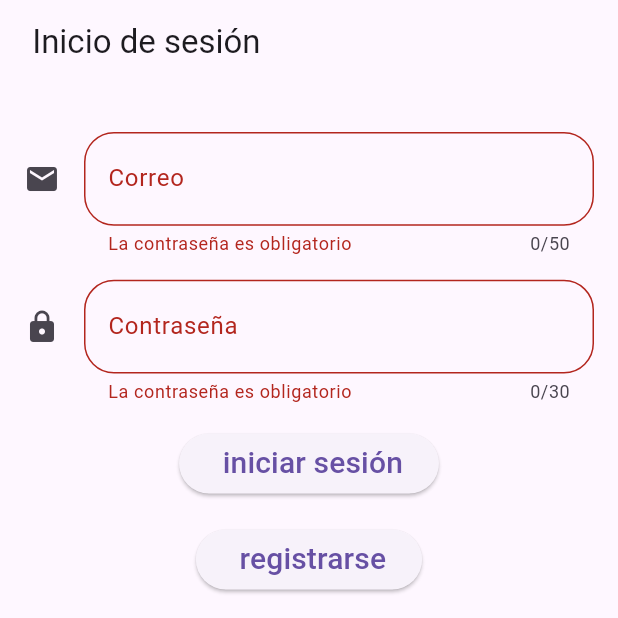
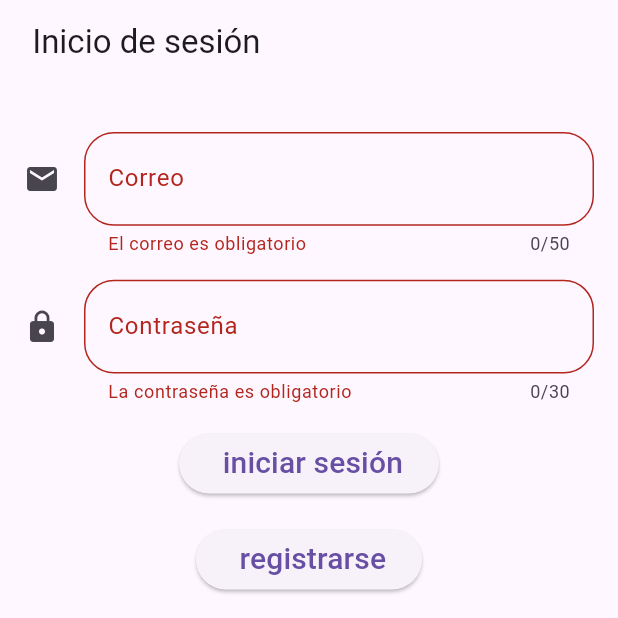
Before and after one commit to rafaelmoralesd/myapp, a Flutter app: the screen it shows after launch, after a tap on "iniciar sesión", on a phone screen of 412 x 824 dp, the top half of it. Run offline on Flutter 3.47's test engine with Material 3 defaults, Android fonts, the phone set to English and light mode, and no system bars.

Commit message:
rafael morales

```diff
--- a/lib/inputs_page.dart
+++ b/lib/inputs_page.dart
@@ -30,9 +30,12 @@ class InputsPage extends StatelessWidget {
                   maxLength: 50,
                   validator: (value) {
                     if (value == null || value.isEmpty) {
-                      return 'La contraseña es obligatorio';
+                      return 'El correo es obligatorio';
                     }
                     if (!value.contains('@')) {
+                      return 'El correo no es válido';
+                    }
+                    if (value != 'rmoralesd@unah.hn') {
                       return 'El correo no es válido';
                     }
 
@@ -50,6 +53,9 @@ class InputsPage extends StatelessWidget {
                   validator: (value) {
                     if (value == null || value.isEmpty) {
                       return 'La contraseña es obligatorio';
+                    }
+                    if(value != '20202001873'){
+                      return 'La contraseña no es válida';
                     }
                     return null;
                   },
```
